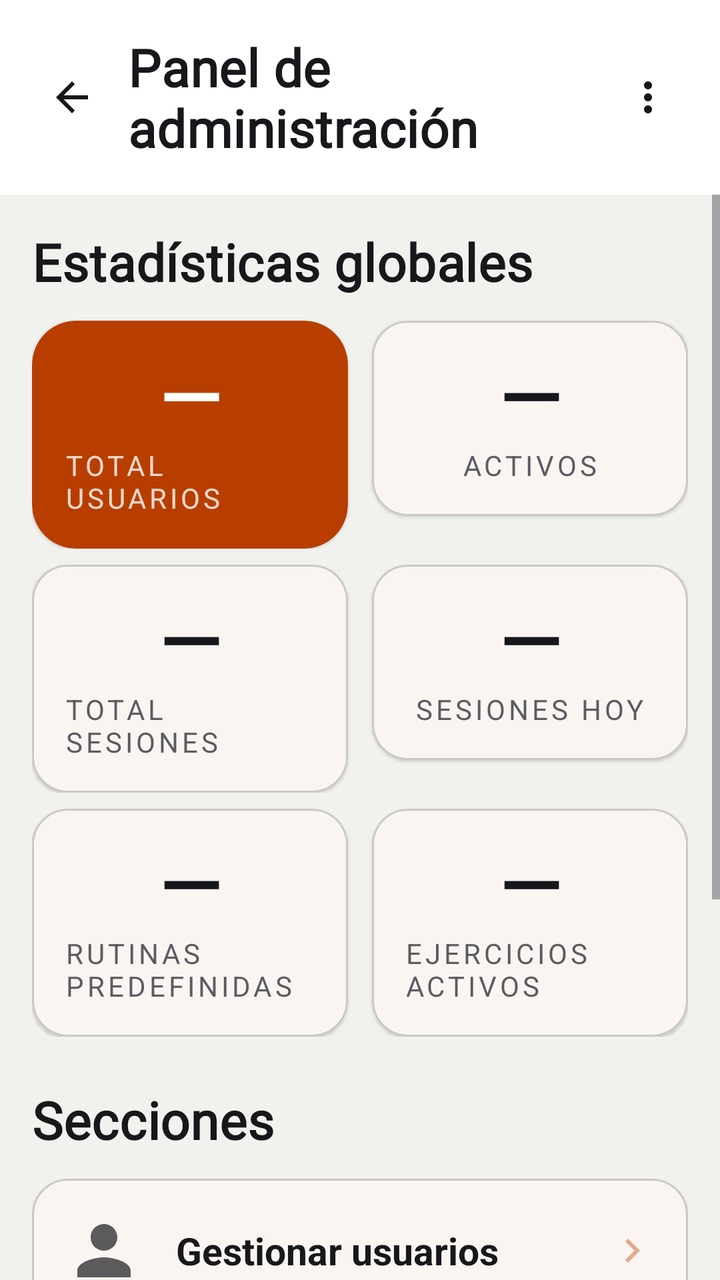
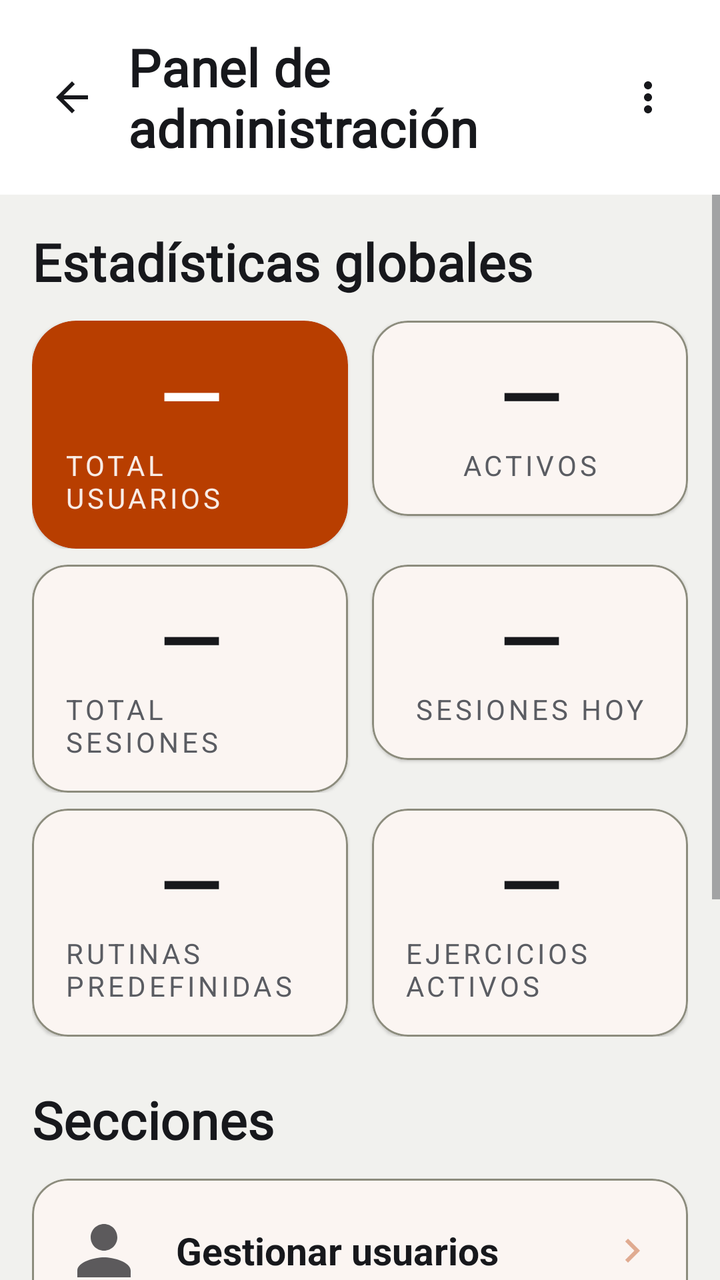

Two renders of the same Android screen: before a commit and after it. Below are the layout's source before the change and the commit's diff.
<!-- AndroidManifest.xml: application theme Theme.GymProFit -->
<!-- res/layout/activity_admin.xml -->
<?xml version="1.0" encoding="utf-8"?>
<LinearLayout
    xmlns:android="http://schemas.android.com/apk/res/android"
    xmlns:app="http://schemas.android.com/apk/res-auto"
    android:layout_width="match_parent"
    android:layout_height="match_parent"
    android:orientation="vertical"
    android:background="?attr/android:colorBackground">

    
    <LinearLayout
        android:layout_width="match_parent"
        android:layout_height="wrap_content"
        android:orientation="horizontal"
        android:gravity="center_vertical"
        android:padding="16dp"
        android:paddingBottom="12dp"
        android:background="?attr/colorSurface">

        <ImageView
            android:id="@+id/btnBack"
            android:layout_width="40dp"
            android:layout_height="40dp"
            android:src="@drawable/ic_arrow_back"
            android:padding="8dp"
            android:background="?attr/selectableItemBackgroundBorderless"
            android:clickable="true"
            android:focusable="true"
            android:contentDescription="@null" />

        <TextView
            android:layout_width="0dp"
            android:layout_height="wrap_content"
            android:layout_weight="1"
            android:layout_marginStart="8dp"
            android:text="@string/admin_titulo"
            android:textAppearance="@style/TextAppearance.GymProFit.Headline" />

        <ImageView
            android:id="@+id/btnMenuOpciones"
            android:layout_width="40dp"
            android:layout_height="40dp"
            android:src="@drawable/ic_more_vert"
            android:padding="8dp"
            android:background="?attr/selectableItemBackgroundBorderless"
            android:clickable="true"
            android:focusable="true"
            android:contentDescription="@null" />

    </LinearLayout>

    <ScrollView
        android:layout_width="match_parent"
        android:layout_height="0dp"
        android:layout_weight="1">

        <LinearLayout
            android:layout_width="match_parent"
            android:layout_height="wrap_content"
            android:orientation="vertical"
            android:padding="16dp">

            
            <TextView
                android:layout_width="wrap_content"
                android:layout_height="wrap_content"
                android:text="@string/admin_estadisticas"
                android:textAppearance="@style/TextAppearance.GymProFit.Headline"
                android:layout_marginBottom="12dp" />

            
            <LinearLayout
                android:layout_width="match_parent"
                android:layout_height="wrap_content"
                android:orientation="horizontal"
                android:layout_marginBottom="8dp">

                <com.google.android.material.card.MaterialCardView
                    android:layout_width="0dp"
                    android:layout_height="wrap_content"
                    android:layout_weight="1"
                    android:layout_marginEnd="6dp"
                    app:cardCornerRadius="22dp"
                    app:strokeWidth="0dp"
                    app:cardBackgroundColor="?attr/colorPrimary">

                    <LinearLayout
                        android:layout_width="match_parent"
                        android:layout_height="wrap_content"
                        android:orientation="vertical"
                        android:padding="16dp"
                        android:gravity="center">

                        <TextView
                            android:id="@+id/tvTotalUsuarios"
                            android:layout_width="wrap_content"
                            android:layout_height="wrap_content"
                            android:text="—"
                            android:fontFamily="@font/barlow_condensed"
                            android:textFontWeight="700"
                            android:includeFontPadding="false"
                            android:textSize="@dimen/text_display_large"
                            android:textColor="?attr/colorOnPrimary" />

                        <TextView
                            android:layout_width="wrap_content"
                            android:layout_height="wrap_content"
                            android:text="@string/admin_total_usuarios"
                            android:textSize="@dimen/text_label"
                            android:textAllCaps="true"
                            android:letterSpacing="0.12"
                            android:textColor="?attr/colorOnPrimary"
                            android:alpha="0.8" />

                    </LinearLayout>
                </com.google.android.material.card.MaterialCardView>

                <com.google.android.material.card.MaterialCardView
                    android:layout_width="0dp"
                    android:layout_height="wrap_content"
                    android:layout_weight="1"
                    android:layout_marginStart="6dp">

                    <LinearLayout
                        android:layout_width="match_parent"
                        android:layout_height="wrap_content"
                        android:orientation="vertical"
                        android:padding="16dp"
                        android:gravity="center">

                        <TextView
                            android:id="@+id/tvUsuariosActivos"
                            android:layout_width="wrap_content"
                            android:layout_height="wrap_content"
                            android:text="—"
                            android:fontFamily="@font/barlow_condensed"
                            android:textFontWeight="700"
                            android:includeFontPadding="false"
                            android:textSize="@dimen/text_display_large"
                            android:textColor="?attr/colorOnSurface" />

                        <TextView
                            android:layout_width="wrap_content"
                            android:layout_height="wrap_content"
                            android:text="@string/admin_usuarios_activos"
                            android:textSize="@dimen/text_label"
                            android:textAllCaps="true"
                            android:letterSpacing="0.12"
                            android:textColor="?attr/colorOnSurfaceVariant" />

                    </LinearLayout>
                </com.google.android.material.card.MaterialCardView>

            </LinearLayout>

            
            <LinearLayout
                android:layout_width="match_parent"
                android:layout_height="wrap_content"
                android:orientation="horizontal"
                android:layout_marginBottom="8dp">

                <com.google.android.material.card.MaterialCardView
                    android:layout_width="0dp"
                    android:layout_height="wrap_content"
                    android:layout_weight="1"
                    android:layout_marginEnd="6dp">

                    <LinearLayout
                        android:layout_width="match_parent"
                        android:layout_height="wrap_content"
                        android:orientation="vertical"
                        android:padding="16dp"
                        android:gravity="center">

                        <TextView
                            android:id="@+id/tvTotalSesiones"
                            android:layout_width="wrap_content"
                            android:layout_height="wrap_content"
                            android:text="—"
                            android:fontFamily="@font/barlow_condensed"
                            android:textFontWeight="700"
                            android:includeFontPadding="false"
                            android:textSize="@dimen/text_display_large"
                            android:textColor="?attr/colorOnSurface" />

                        <TextView
                            android:layout_width="wrap_content"
                            android:layout_height="wrap_content"
                            android:text="@string/admin_total_sesiones"
                            android:textSize="@dimen/text_label"
                            android:textAllCaps="true"
                            android:letterSpacing="0.12"
                            android:textColor="?attr/colorOnSurfaceVariant" />

                    </LinearLayout>
                </com.google.android.material.card.MaterialCardView>

                <com.google.android.material.card.MaterialCardView
                    android:layout_width="0dp"
                    android:layout_height="wrap_content"
                    android:layout_weight="1"
                    android:layout_marginStart="6dp">

                    <LinearLayout
                        android:layout_width="match_parent"
                        android:layout_height="wrap_content"
                        android:orientation="vertical"
                        android:padding="16dp"
                        android:gravity="center">

                        <TextView
                            android:id="@+id/tvSesionesHoy"
                            android:layout_width="wrap_content"
                            android:layout_height="wrap_content"
                            android:text="—"
                            android:fontFamily="@font/barlow_condensed"
                            android:textFontWeight="700"
                            android:includeFontPadding="false"
                            android:textSize="@dimen/text_display_large"
                            android:textColor="?attr/colorOnSurface" />

                        <TextView
                            android:layout_width="wrap_content"
                            android:layout_height="wrap_content"
                            android:text="@string/admin_sesiones_hoy"
                            android:textSize="@dimen/text_label"
                            android:textAllCaps="true"
                            android:letterSpacing="0.12"
                            android:textColor="?attr/colorOnSurfaceVariant" />

                    </LinearLayout>
                </com.google.android.material.card.MaterialCardView>

            </LinearLayout>

            
            <LinearLayout
                android:layout_width="match_parent"
                android:layout_height="wrap_content"
                android:orientation="horizontal"
                android:layout_marginBottom="24dp">

                <com.google.android.material.card.MaterialCardView
                    android:layout_width="0dp"
                    android:layout_height="wrap_content"
                    android:layout_weight="1"
                    android:layout_marginEnd="6dp">

                    <LinearLayout
                        android:layout_width="match_parent"
                        android:layout_height="wrap_content"
                        android:orientation="vertical"
                        android:padding="16dp"
                        android:gravity="center">

                        <TextView
                            android:id="@+id/tvRutinasPredefinidas"
                            android:layout_width="wrap_content"
                            android:layout_height="wrap_content"
                            android:text="—"
                            android:fontFamily="@font/barlow_condensed"
                            android:textFontWeight="700"
                            android:includeFontPadding="false"
                            android:textSize="@dimen/text_display_large"
                            android:textColor="?attr/colorOnSurface" />

                        <TextView
                            android:layout_width="wrap_content"
                            android:layout_height="wrap_content"
                            android:text="@string/admin_rutinas_predefinidas"
                            android:textSize="@dimen/text_label"
                            android:textAllCaps="true"
                            android:letterSpacing="0.12"
                            android:textColor="?attr/colorOnSurfaceVariant" />

                    </LinearLayout>
                </com.google.android.material.card.MaterialCardView>

                <com.google.android.material.card.MaterialCardView
                    android:layout_width="0dp"
                    android:layout_height="wrap_content"
                    android:layout_weight="1"
                    android:layout_marginStart="6dp">

                    <LinearLayout
                        android:layout_width="match_parent"
                        android:layout_height="wrap_content"
                        android:orientation="vertical"
                        android:padding="16dp"
                        android:gravity="center">

                        <TextView
                            android:id="@+id/tvEjerciciosActivos"
                            android:layout_width="wrap_content"
                            android:layout_height="wrap_content"
                            android:text="—"
                            android:fontFamily="@font/barlow_condensed"
                            android:textFontWeight="700"
                            android:includeFontPadding="false"
                            android:textSize="@dimen/text_display_large"
                            android:textColor="?attr/colorOnSurface" />

                        <TextView
                            android:layout_width="wrap_content"
                            android:layout_height="wrap_content"
                            android:text="@string/admin_ejercicios_activos"
                            android:textSize="@dimen/text_label"
                            android:textAllCaps="true"
                            android:letterSpacing="0.12"
                            android:textColor="?attr/colorOnSurfaceVariant" />

                    </LinearLayout>
                </com.google.android.material.card.MaterialCardView>

            </LinearLayout>

            
            <TextView
                android:layout_width="wrap_content"
                android:layout_height="wrap_content"
                android:text="@string/admin_secciones"
                android:textAppearance="@style/TextAppearance.GymProFit.Headline"
                android:layout_marginBottom="12dp" />

            
            <com.google.android.material.card.MaterialCardView
                android:id="@+id/cardGestionarUsuarios"
                android:layout_width="match_parent"
                android:layout_height="wrap_content"
                android:layout_marginBottom="10dp"
                android:clickable="true"
                android:focusable="true">

                <LinearLayout
                    android:layout_width="match_parent"
                    android:layout_height="wrap_content"
                    android:orientation="horizontal"
                    android:gravity="center_vertical"
                    android:padding="16dp">

                    <ImageView
                        android:layout_width="40dp"
                        android:layout_height="40dp"
                        android:src="@drawable/ic_perfil"
                        android:alpha="0.7"
                        android:contentDescription="@null" />

                    <TextView
                        android:layout_width="0dp"
                        android:layout_height="wrap_content"
                        android:layout_weight="1"
                        android:layout_marginStart="16dp"
                        android:text="@string/admin_gestionar_usuarios"
                        android:textSize="@dimen/text_subtitle"
                        android:textStyle="bold"
                        android:textColor="?attr/colorOnSurface" />

                    <ImageView
                        android:layout_width="24dp"
                        android:layout_height="24dp"
                        android:src="@drawable/ic_chevron_right"
                        android:alpha="0.4"
                        android:contentDescription="@null" />

                </LinearLayout>
            </com.google.android.material.card.MaterialCardView>

            
            <com.google.android.material.card.MaterialCardView
                android:id="@+id/cardGestionarRutinas"
                android:layout_width="match_parent"
                android:layout_height="wrap_content"
                android:layout_marginBottom="10dp"
                android:clickable="true"
                android:focusable="true">

                <LinearLayout
                    android:layout_width="match_parent"
                    android:layout_height="wrap_content"
                    android:orientation="horizontal"
                    android:gravity="center_vertical"
                    android:padding="16dp">

                    <ImageView
                        android:layout_width="40dp"
                        android:layout_height="40dp"
                        android:src="@drawable/ic_rutinas"
                        android:alpha="0.7"
                        android:contentDescription="@null" />

                    <TextView
                        android:layout_width="0dp"
                        android:layout_height="wrap_content"
                        android:layout_weight="1"
                        android:layout_marginStart="16dp"
                        android:text="@string/admin_gestionar_rutinas"
                        android:textSize="@dimen/text_subtitle"
                        android:textStyle="bold"
                        android:textColor="?attr/colorOnSurface" />

                    <ImageView
                        android:layout_width="24dp"
                        android:layout_height="24dp"
                        android:src="@drawable/ic_chevron_right"
                        android:alpha="0.4"
                        android:contentDescription="@null" />

                </LinearLayout>
            </com.google.android.material.card.MaterialCardView>

            
            <com.google.android.material.card.MaterialCardView
                android:id="@+id/cardGestionarEjercicios"
                android:layout_width="match_parent"
                android:layout_height="wrap_content"
                android:layout_marginBottom="10dp"
                android:clickable="true"
                android:focusable="true">

                <LinearLayout
                    android:layout_width="match_parent"
                    android:layout_height="wrap_content"
                    android:orientation="horizontal"
                    android:gravity="center_vertical"
                    android:padding="16dp">

                    <ImageView
                        android:layout_width="40dp"
                        android:layout_height="40dp"
                        android:src="@drawable/ic_ejercicios"
                        android:alpha="0.7"
                        android:contentDescription="@null" />

                    <TextView
                        android:layout_width="0dp"
                        android:layout_height="wrap_content"
                        android:layout_weight="1"
                        android:layout_marginStart="16dp"
                        android:text="@string/admin_gestionar_ejercicios"
                        android:textSize="@dimen/text_subtitle"
                        android:textStyle="bold"
                        android:textColor="?attr/colorOnSurface" />

                    <ImageView
                        android:layout_width="24dp"
                        android:layout_height="24dp"
                        android:src="@drawable/ic_chevron_right"
                        android:alpha="0.4"
                        android:contentDescription="@null" />

                </LinearLayout>
            </com.google.android.material.card.MaterialCardView>

            
            <com.google.android.material.card.MaterialCardView
                android:id="@+id/cardGestionarAlimentos"
                android:layout_width="match_parent"
                android:layout_height="wrap_content"
                android:layout_marginBottom="10dp"
                android:clickable="true"
                android:focusable="true">

                <LinearLayout
                    android:layout_width="match_parent"
                    android:layout_height="wrap_content"
                    android:orientation="horizontal"
                    android:gravity="center_vertical"
                    android:padding="16dp">

                    <ImageView
                        android:layout_width="40dp"
                        android:layout_height="40dp"
                        android:src="@drawable/ic_nutricion"
                        android:alpha="0.7"
                        android:contentDescription="@null" />

                    <TextView
                        android:layout_width="0dp"
                        android:layout_height="wrap_content"
                        android:layout_weight="1"
                        android:layout_marginStart="16dp"
                        android:text="@string/admin_gestionar_alimentos"
                        android:textSize="@dimen/text_subtitle"
                        android:textStyle="bold"
                        android:textColor="?attr/colorOnSurface" />

                    <ImageView
                        android:layout_width="24dp"
                        android:layout_height="24dp"
                        android:src="@drawable/ic_chevron_right"
                        android:alpha="0.4"
                        android:contentDescription="@null" />

                </LinearLayout>
            </com.google.android.material.card.MaterialCardView>

        </LinearLayout>
    </ScrollView>

</LinearLayout>
<!-- resources referenced by this layout -->
<resources>
  <dimen name="text_label">14sp</dimen>
  <style name="Theme.GymProFit" parent="Theme.Material3.DayNight.NoActionBar">
          
          <item name="colorPrimary">@color/gp_primary</item>
          <item name="colorOnPrimary">@color/gp_on_primary</item>
          <item name="colorPrimaryContainer">@color/gp_primary_container</item>
          <item name="colorOnPrimaryContainer">@color/gp_on_primary_container</item>
          <item name="colorSecondary">@color/gp_gold</item>
          <item name="colorSurface">@color/gp_surface</item>
          <item name="colorOnSurface">@color/gp_on_surface</item>
          <item name="colorSurfaceVariant">@color/gp_surface_2</item>
          <item name="colorOnSurfaceVariant">@color/gp_text_secondary</item>
          <item name="colorOutline">@color/gp_stroke</item>
          <item name="colorOutlineVariant">@color/gp_stroke</item>
          <item name="colorError">@color/gp_error</item>
          <item name="android:colorBackground">@color/gp_background</item>
          <item name="android:windowBackground">@color/gp_background</item>
          <item name="android:textColorPrimary">@color/gp_on_surface</item>
          <item name="android:textColorSecondary">@color/gp_text_secondary</item>
  
          
          <item name="android:statusBarColor">@color/gp_background</item>
          <item name="android:navigationBarColor">@color/gp_background</item>
          <item name="android:windowLightStatusBar">true</item>
  
          
          <item name="android:windowAnimationStyle">@style/GymProFit.WindowAnimation</item>
  
          
          <item name="materialCardViewStyle">@style/Widget.GymProFit.Card</item>
          <item name="materialButtonStyle">@style/Widget.GymProFit.Button</item>
          <item name="chipStyle">@style/Widget.GymProFit.Chip</item>
          <item name="bottomNavigationStyle">@style/Widget.GymProFit.BottomNavigationView</item>
          <item name="floatingActionButtonStyle">@style/Widget.GymProFit.Fab</item>
          <item name="materialAlertDialogTheme">@style/ThemeOverlay.GymProFit.Dialog</item>
          <item name="popupMenuStyle">@style/Widget.GymProFit.PopupMenu</item>
          <item name="android:popupMenuStyle">@style/Widget.GymProFit.PopupMenu</item>
          <item name="snackbarStyle">@style/Widget.GymProFit.Snackbar</item>
  
          
          
          <item name="textAppearanceDisplayLarge">@style/Font.GymProFit.DisplayLarge</item>
          <item name="textAppearanceDisplayMedium">@style/Font.GymProFit.DisplayMedium</item>
          <item name="textAppearanceDisplaySmall">@style/Font.GymProFit.DisplaySmall</item>
          <item name="textAppearanceHeadlineLarge">@style/Font.GymProFit.HeadlineLarge</item>
          <item name="textAppearanceHeadlineMedium">@style/Font.GymProFit.HeadlineMedium</item>
          <item name="textAppearanceHeadlineSmall">@style/Font.GymProFit.HeadlineSmall</item>
          <item name="textAppearanceTitleLarge">@style/Font.GymProFit.TitleLarge</item>
          <item name="textAppearanceTitleMedium">@style/Font.GymProFit.TitleMedium</item>
          <item name="textAppearanceTitleSmall">@style/Font.GymProFit.TitleSmall</item>
          <item name="textAppearanceBodyLarge">@style/Font.GymProFit.BodyLarge</item>
          <item name="textAppearanceBodyMedium">@style/Font.GymProFit.BodyMedium</item>
          <item name="textAppearanceBodySmall">@style/Font.GymProFit.BodySmall</item>
          <item name="textAppearanceLabelLarge">@style/Font.GymProFit.LabelLarge</item>
          <item name="textAppearanceLabelMedium">@style/Font.GymProFit.LabelMedium</item>
          <item name="textAppearanceLabelSmall">@style/Font.GymProFit.LabelSmall</item>
      </style>
  <dimen name="text_headline">26sp</dimen>
  <color name="gp_primary">#B83E00</color>
  <color name="gp_gold">#B58A2A</color>
  <color name="gp_surface">#FFFFFF</color>
  <color name="gp_stroke">#C9C9C2</color>
  <color name="gp_error">#C62828</color>
  <!-- unchanged entries left out for length: 56 -->
</resources>

<!-- the commit's change to res/layout/activity_admin.xml (unified diff, before → after) -->
@@ -109,8 +109,7 @@
                             android:textSize="@dimen/text_label"
                             android:textAllCaps="true"
                             android:letterSpacing="0.12"
-                            android:textColor="?attr/colorOnPrimary"
-                            android:alpha="0.8" />
+                            android:textColor="@color/gp_on_primary_secondary" />
 
                     </LinearLayout>
                 </com.google.android.material.card.MaterialCardView>
<!-- resource entries referenced after the edit -->
@@ -1,5 +1,6 @@
 <!-- resources referenced by this layout -->
 <resources>
+  <color name="gp_on_primary_secondary">#F8ECE6</color>
   <dimen name="text_label">14sp</dimen>
   <style name="Theme.GymProFit" parent="Theme.Material3.DayNight.NoActionBar">
           
@@ -13,7 +14,7 @@
           <item name="colorSurfaceVariant">@color/gp_surface_2</item>
           <item name="colorOnSurfaceVariant">@color/gp_text_secondary</item>
           <item name="colorOutline">@color/gp_stroke</item>
-          <item name="colorOutlineVariant">@color/gp_stroke</item>
+          <item name="colorOutlineVariant">@color/gp_divider</item>
           <item name="colorError">@color/gp_error</item>
           <item name="android:colorBackground">@color/gp_background</item>
           <item name="android:windowBackground">@color/gp_background</item>
@@ -59,9 +60,10 @@
       </style>
   <dimen name="text_headline">26sp</dimen>
   <color name="gp_primary">#B83E00</color>
-  <color name="gp_gold">#B58A2A</color>
+  <color name="gp_gold">#AE8528</color>
   <color name="gp_surface">#FFFFFF</color>
-  <color name="gp_stroke">#C9C9C2</color>
+  <color name="gp_stroke">#8C8C7D</color>
+  <color name="gp_divider">#C9C9C2</color>
   <color name="gp_error">#C62828</color>
   <!-- unchanged entries left out for length: 56 -->
 </resources>
